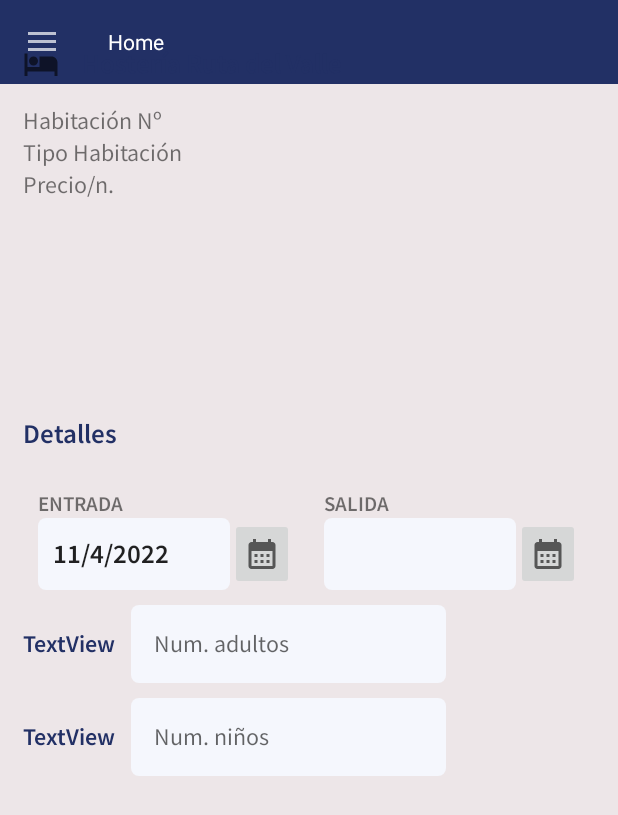
After one commit to FaustoCCR/ruta-del-valle-mobile, an Android app: the fragment ReservaFragment placed in its activity, on a phone screen of 412 x 824 dp. The commit adds this screen. Shown: the top 815 px of the screen. Run offline under Robolectric (Android 15) with nearby library versions, the phone set to English and light mode, and no system bars.

Commit message:
Diseño Date Picker

```diff
--- a/app/src/main/java/com/ruta_del_valle/app_hosteria/fragments/DetalleHabitacion_Fragment.java
+++ b/app/src/main/java/com/ruta_del_valle/app_hosteria/fragments/DetalleHabitacion_Fragment.java
@@ -3,19 +3,28 @@ package com.ruta_del_valle.app_hosteria.fragments;
 import android.os.Bundle;
 
 import androidx.fragment.app.Fragment;
+import androidx.fragment.app.FragmentManager;
+import androidx.fragment.app.FragmentTransaction;
 
 import android.view.LayoutInflater;
 import android.view.View;
 import android.view.ViewGroup;
+import android.widget.Button;
 import android.widget.TextView;
 
 import com.ruta_del_valle.app_hosteria.R;
 import com.ruta_del_valle.app_hosteria.rest_api.model.Habitacion;
 
-public class DetalleHabitacion_Fragment extends Fragment {
+public class DetalleHabitacion_Fragment extends Fragment implements View.OnClickListener {
 
     TextView tipo_habitacion, detalles, planta, max_adultos, max_ninos, costo;
+    Button btnReservarAhora;
 
+    //varibles para la navegación entre fragments
+    FragmentManager fragmentManager;
+    FragmentTransaction fragmentTransaction;
+
+    Fragment fragmentReserva;
     public DetalleHabitacion_Fragment() {
         // Required empty public constructor
     }
@@ -33,6 +42,14 @@ public class DetalleHabitacion_Fragment extends Fragment {
         max_adultos = view.findViewById(R.id.textVMax_a);
         max_ninos = view.findViewById(R.id.textVMax_n);
         costo = view.findViewById(R.id.textVCosto);
+        btnReservarAhora = view.findViewById(R.id.btnReservarAhora);
+        btnReservarAhora.setOnClickListener(this);
+
+
+        //instancia del Fragment
+        fragmentReserva = new ReservaFragment();
+
+        //fragmentManager = getActivity().getSupportFragmentManager();
 
 
         //Objeto bundle para recibir el objeto enviado por argumentos
@@ -71,4 +88,21 @@ public class DetalleHabitacion_Fragment extends Fragment {
         return presentation;
 
     }
+
+    @Override
+    public void onClick(View view) {
+
+        fragmentTransaction = getActivity().getSupportFragmentManager().beginTransaction();
+
+
+        switch (view.getId()){
+
+            case R.id.btnReservarAhora:
+                fragmentTransaction.replace(R.id.container,fragmentReserva);
+                fragmentTransaction.addToBackStack(null);//permite regresar al anterior fragment
+                fragmentTransaction.commit();
+                break;
+        }
+
+    }
 }
--- /dev/null
+++ b/app/src/main/java/com/ruta_del_valle/app_hosteria/fragments/ReservaFragment.java
@@ -0,0 +1,90 @@
+package com.ruta_del_valle.app_hosteria.fragments;
+
+import android.os.Build;
+import android.os.Bundle;
+
+import androidx.annotation.RequiresApi;
+import androidx.fragment.app.Fragment;
+import androidx.fragment.app.FragmentManager;
+import androidx.fragment.app.FragmentTransaction;
+
+import android.view.LayoutInflater;
+import android.view.View;
+import android.view.ViewGroup;
+import android.widget.DatePicker;
+import android.widget.EditText;
+import android.widget.ImageButton;
+
+import com.ruta_del_valle.app_hosteria.R;
+
+import java.util.Calendar;
+import java.util.Date;
+
+
+public class ReservaFragment extends Fragment implements View.OnClickListener {
+
+    EditText editTextFecha;
+    ImageButton btnFecha;
+    DatePicker dpFecha;
+
+    Calendar calendar;
+
+
+    public ReservaFragment() {
+        // Required empty public constructor
+    }
+
+
+    @RequiresApi(api = Build.VERSION_CODES.O)
+    @Override
+    public View onCreateView(LayoutInflater inflater, ViewGroup container,
+                             Bundle savedInstanceState) {
+        // Inflate the layout for this fragment
+        View view = inflater.inflate(R.layout.fragment_reserva, container, false);
+
+        /*Conectamos con los componentes gráficos*/
+        editTextFecha = view.findViewById(R.id.editTextDate);
+        btnFecha = view.findViewById(R.id.imageButtonDate1);
+        dpFecha = view.findViewById(R.id.datePicker1);
+
+        btnFecha.setOnClickListener(this);
+
+        calendar = Calendar.getInstance();
+
+        dpFecha.init(calendar.get(Calendar.YEAR), calendar.get(Calendar.MONTH), calendar.get(Calendar.DAY_OF_MONTH), new DatePicker.OnDateChangedListener() {
+            @Override
+            public void onDateChanged(DatePicker datePicker, int i, int i1, int i2) {
+                editTextFecha.setText(getFechaDatePicker());
+                dpFecha.setVisibility(View.GONE);
+            }
+        });
+
+        editTextFecha.setText(getFechaDatePicker());
+
+        return view;
+    }
+
+
+    protected String getFechaDatePicker(){
+
+        String dia = String.valueOf(dpFecha.getDayOfMonth());
+        String mes = String.valueOf(dpFecha.getMonth()+1);
+        String anio = String.valueOf(dpFecha.getYear());
+
+        return dia+"/"+mes+"/"+anio;
+
+    }
+
+    /*Mostrar Calendario*/
+    protected void showCalendar(){
+
+        dpFecha.setVisibility(View.VISIBLE);
+
+
+    }
+
+    @Override
+    public void onClick(View view) {
+        showCalendar();
+    }
+}
--- /dev/null
+++ b/app/src/main/res/drawable/ic_calendar.xml
@@ -0,0 +1,10 @@
+<vector xmlns:android="http://schemas.android.com/apk/res/android"
+    android:width="24dp"
+    android:height="24dp"
+    android:viewportWidth="24"
+    android:viewportHeight="24"
+    android:tint="?attr/colorControlNormal">
+  <path
+      android:fillColor="@android:color/white"
+      android:pathData="M19,4h-1V2h-2v2H8V2H6v2H5C3.89,4 3.01,4.9 3.01,6L3,20c0,1.1 0.89,2 2,2h14c1.1,0 2,-0.9 2,-2V6C21,4.9 20.1,4 19,4zM19,20H5V10h14V20zM9,14H7v-2h2V14zM13,14h-2v-2h2V14zM17,14h-2v-2h2V14zM9,18H7v-2h2V18zM13,18h-2v-2h2V18zM17,18h-2v-2h2V18z"/>
+</vector>
--- /dev/null
+++ b/app/src/main/res/drawable/ic_hotel.xml
@@ -0,0 +1,10 @@
+<vector xmlns:android="http://schemas.android.com/apk/res/android"
+    android:width="24dp"
+    android:height="24dp"
+    android:viewportWidth="24"
+    android:viewportHeight="24"
+    android:tint="?attr/colorControlNormal">
+  <path
+      android:fillColor="@android:color/white"
+      android:pathData="M7,13c1.66,0 3,-1.34 3,-3S8.66,7 7,7s-3,1.34 -3,3 1.34,3 3,3zM19,7h-8v7L3,14L3,5L1,5v15h2v-3h18v3h2v-9c0,-2.21 -1.79,-4 -4,-4z"/>
+</vector>
--- a/app/src/main/res/layout/fragment_detalle_habitacion_.xml
+++ b/app/src/main/res/layout/fragment_detalle_habitacion_.xml
@@ -187,7 +187,7 @@
         </LinearLayout>
 
         <Button
-            android:id="@+id/button"
+            android:id="@+id/btnReservarAhora"
             android:layout_width="match_parent"
             android:layout_height="wrap_content"
             android:text="@string/buttonReservarAhora"
--- /dev/null
+++ b/app/src/main/res/layout/fragment_reserva.xml
@@ -0,0 +1,250 @@
+<?xml version="1.0" encoding="utf-8"?>
+<LinearLayout xmlns:android="http://schemas.android.com/apk/res/android"
+    xmlns:app="http://schemas.android.com/apk/res-auto"
+    xmlns:tools="http://schemas.android.com/tools"
+    android:layout_width="match_parent"
+    android:layout_height="match_parent"
+    android:orientation="vertical"
+    tools:context=".fragments.ReservaFragment">
+
+    <LinearLayout
+        android:layout_width="match_parent"
+        android:layout_height="0dp"
+        android:layout_weight="3"
+        android:orientation="vertical"
+        android:padding="15dp">
+
+        <LinearLayout
+            android:layout_width="match_parent"
+            android:layout_height="wrap_content"
+            android:orientation="horizontal"
+            android:paddingTop="15dp"
+            android:paddingBottom="15dp">
+
+            <ImageView
+                android:id="@+id/imageView5"
+                android:layout_width="wrap_content"
+                android:layout_height="wrap_content"
+                android:src="@drawable/ic_hotel"
+                android:layout_marginRight="15dp"
+                />
+
+            <TextView
+                android:id="@+id/textView28"
+                android:layout_width="wrap_content"
+                android:layout_height="wrap_content"
+                android:text="@string/subititle"
+                android:fontFamily="@font/source_sans_pro_semibold"
+                android:textSize="18sp"
+                android:textColor="@color/input"/>
+        </LinearLayout>
+
+        <TextView
+            android:id="@+id/textView23"
+            android:layout_width="match_parent"
+            android:layout_height="wrap_content"
+            android:text="@string/tagNroHabitacion"
+            android:textSize="16sp"
+            android:fontFamily="@font/source_sans_pro_regular"/>
+
+        <TextView
+            android:id="@+id/textView26"
+            android:layout_width="match_parent"
+            android:layout_height="wrap_content"
+            android:text="@string/tagTipoHabitacion"
+            android:textSize="16sp"
+            android:fontFamily="@font/source_sans_pro_regular"/>
+
+        <TextView
+            android:id="@+id/textView32"
+            android:layout_width="match_parent"
+            android:layout_height="wrap_content"
+            android:text="@string/tagPrecioNoche"
+            android:textSize="16sp"
+            android:fontFamily="@font/source_sans_pro_regular"/>
+
+
+    </LinearLayout>
+
+    <LinearLayout
+        android:layout_width="match_parent"
+        android:layout_height="0dp"
+        android:layout_weight="7"
+        android:orientation="vertical"
+        android:padding="15dp">
+        <DatePicker
+            android:id="@+id/datePicker1"
+            android:layout_width="500dp"
+            android:layout_height="400dp"
+            android:visibility="gone"
+            android:headerBackground="@color/input"
+            />
+
+        <TextView
+            android:id="@+id/textView35"
+            android:layout_width="match_parent"
+            android:layout_height="wrap_content"
+            android:text="@string/tagDetalleReserva"
+            android:fontFamily="@font/source_sans_pro_semibold"
+            android:textSize="18sp"
+            android:textColor="@color/input"
+            android:paddingTop="15dp"
+            android:paddingBottom="15dp"/>
+
+        <LinearLayout
+            android:layout_width="match_parent"
+            android:layout_height="wrap_content"
+            android:orientation="horizontal">
+
+            <LinearLayout
+                android:layout_width="0dp"
+                android:layout_height="wrap_content"
+                android:layout_weight="5"
+                android:orientation="vertical"
+                android:padding="10dp">
+
+                <TextView
+                    android:id="@+id/textView30"
+                    android:layout_width="wrap_content"
+                    android:layout_height="wrap_content"
+                    android:fontFamily="@font/source_sans_pro_semibold"
+                    android:text="@string/tagEntrada"
+                    android:textAllCaps="true" />
+
+                <LinearLayout
+                    android:layout_width="wrap_content"
+                    android:layout_height="wrap_content"
+                    android:orientation="horizontal">
+
+
+                    <EditText
+                        android:id="@+id/editTextDate"
+                        android:layout_width="wrap_content"
+                        android:layout_height="wrap_content"
+                        android:layout_weight="9"
+                        android:background="@drawable/field_border"
+                        android:ems="10"
+                        android:fontFamily="@font/source_sans_pro_semibold"
+                        android:inputType="date"
+                        android:minHeight="48dp"
+                        android:padding="10dp" />
+
+                    <ImageButton
+                        android:id="@+id/imageButtonDate1"
+                        android:layout_width="wrap_content"
+                        android:layout_height="match_parent"
+                        android:layout_weight="1"
+                        android:contentDescription="@string/btnCalendar"
+                        android:minWidth="48dp"
+                        android:src="@drawable/ic_calendar"
+                        />
+
+                </LinearLayout>
+
+            </LinearLayout>
+
+            <LinearLayout
+                android:layout_width="0dp"
+                android:layout_height="wrap_content"
+                android:layout_weight="5"
+                android:orientation="vertical"
+                android:padding="10dp">
+
+                <TextView
+                    android:id="@+id/textView31"
+                    android:layout_width="wrap_content"
+                    android:layout_height="wrap_content"
+                    android:fontFamily="@font/source_sans_pro_semibold"
+                    android:text="@string/tagSalida"
+                    android:textAllCaps="true" />
+
+                <LinearLayout
+                    android:layout_width="wrap_content"
+                    android:layout_height="wrap_content"
+                    android:orientation="horizontal">
+
+                    <EditText
+                        android:id="@+id/editTextDate2"
+                        android:layout_width="wrap_content"
+                        android:layout_height="wrap_content"
+                        android:layout_weight="9"
+                        android:background="@drawable/field_border"
+                        android:ems="10"
+                        android:minHeight="48dp"
+                        android:fontFamily="@font/source_sans_pro_semibold"
+                        android:inputType="date"
+                        android:padding="10dp" />
+
+                    <ImageButton
+                        android:id="@+id/imageButton2"
+                        android:layout_width="wrap_content"
+                        android:layout_height="match_parent"
+                        android:layout_weight="1"
+                        android:contentDescription="@string/btnCalendar"
+                        android:src="@drawable/ic_calendar"
+                        tools:ignore="TouchTargetSizeCheck" />
+                </LinearLayout>
+
+            </LinearLayout>
+
+        </LinearLayout>
+
+        <LinearLayout
+            android:layout_width="match_parent"
+            android:layout_height="wrap_content"
+            android:orientation="horizontal"
+            android:layout_marginBottom="10dp">
+
+            <TextView
+                android:id="@+id/textView33"
+                android:layout_width="wrap_content"
+                android:layout_height="wrap_content"
+                android:text="TextView"
+                android:fontFamily="@font/source_sans_pro_semibold"
+                android:textSize="16sp"
+                android:textColor="@color/input"
+                android:layout_marginRight="10dp"/>
+
+            <EditText
+                android:id="@+id/editTextNumber"
+                android:layout_width="210dp"
+                android:layout_height="wrap_content"
+                android:background="@drawable/field_border"
+                android:ems="10"
+                android:hint="@string/hintMaxAdultos"
+                android:inputType="number"
+                android:padding="15dp"
+                android:textSize="16sp"
+                android:fontFamily="@font/source_sans_pro_regular"/>
+        </LinearLayout>
+
+        <LinearLayout
+            android:layout_width="match_parent"
+            android:layout_height="wrap_content"
+            android:orientation="horizontal">
+
+            <TextView
+                android:id="@+id/textView34"
+                android:layout_width="wrap_content"
+                android:layout_height="wrap_content"
+                android:text="TextView"
+                android:fontFamily="@font/source_sans_pro_semibold"
+                android:textSize="16sp"
+                android:textColor="@color/input"
+                android:layout_marginRight="10dp"/>
+
+            <EditText
+                android:id="@+id/editTextNumber2"
+                android:layout_width="210dp"
+                android:layout_height="wrap_content"
+                android:background="@drawable/field_border"
+                android:ems="10"
+                android:inputType="number"
+                android:padding="15dp"
+                android:textSize="16sp"
+                android:fontFamily="@font/source_sans_pro_regular"
+                android:hint="@string/hintMaxNinos"/>
+        </LinearLayout>
+
+    </LinearLayout>
+</LinearLayout>
--- a/app/src/main/res/values/strings.xml
+++ b/app/src/main/res/values/strings.xml
@@ -60,4 +60,15 @@
 
     <!-- Profile Fragment -->
     <string name="btnEditar">Editar Perfil</string>
+
+    <!-- Fragment Reserva -->
+    <string name="tagNroHabitacion">Habitación Nº</string>
+    <string name="tagTipoHabitacion">Tipo Habitación</string>
+    <string name="tagPrecioNoche">Precio/n.</string>
+    <string name="tagDetalleReserva">Detalles</string>
+    <string name="tagEntrada">Entrada</string>
+    <string name="tagSalida">Salida</string>
+    <string name="hintMaxAdultos">Num. adultos</string>
+    <string name="hintMaxNinos">Num. niños</string>
+    <string name="btnCalendar">Calendario</string>
 </resources>
```
